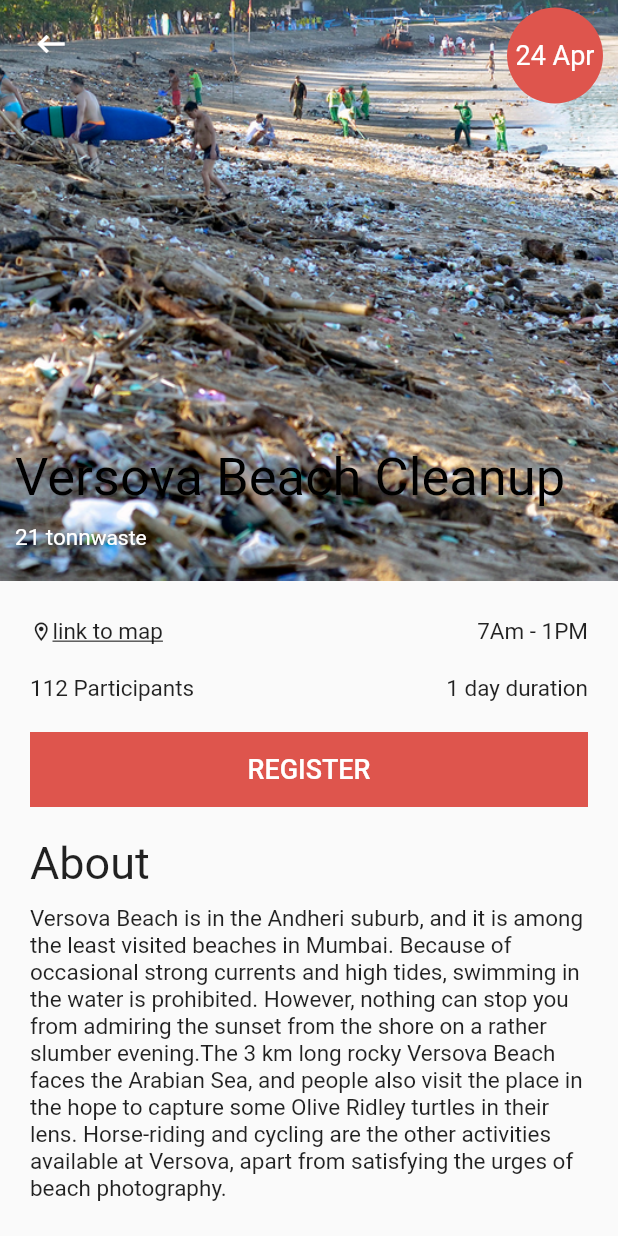
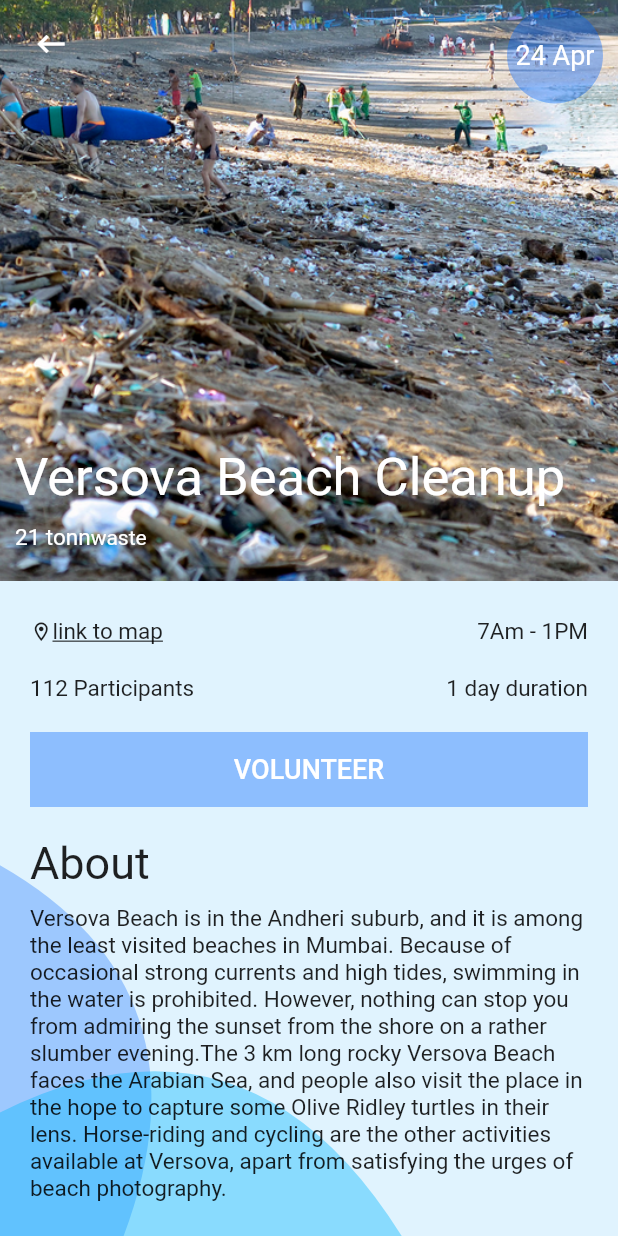
Before and after one commit to alisha-kamat/CleanitApp, a Flutter app: the EventPage screen opened directly, on a phone screen of 412 x 824 dp. Run offline on Flutter 3.47's test engine with Material 2 defaults, Android fonts, the phone set to English and light mode, and no system bars; our stand-ins replace cloud_firestore, file_picker, firebase_auth, firebase_core, firebase_database, firebase_storage and 4 more; accounts and stored records are empty.

```diff
--- a/lib/main.dart
+++ b/lib/main.dart
@@ -7,13 +7,15 @@ import 'package:cleanitapp/services/auth.dart';
 import 'package:cleanitapp/services/Instruction_obj.dart';
 import 'package:cleanitapp/pages/UploadPage.dart';
 import 'package:cleanitapp/pages/HomeScreen.dart';
+import 'package:cleanitapp/pages/EventPage.dart';
+import 'package:cleanitapp/pages/HomeScreen.dart';
 void main() async {
   WidgetsFlutterBinding.ensureInitialized();
   await Firebase.initializeApp();
   runApp(MaterialApp(
   initialRoute: '/',
   routes:<String, WidgetBuilder> {
-    '/':(BuildContext context) => Info(),
+    '/':(BuildContext context) => HomeScreen(),
     '/SignUp':(BuildContext context) => SignUp(),
     '/Maps':(BuildContext context) => Maps(),
     '/UploadPage':(BuildContext context) => UploadPage(),
--- a/lib/pages/EventPage.dart
+++ b/lib/pages/EventPage.dart
@@ -1,3 +1,4 @@
+import 'package:cleanitapp/pages/Info.dart';
 import 'package:flutter/material.dart';
 
 class EventPage extends StatefulWidget {
@@ -9,7 +10,9 @@ class _EventPageState extends State<EventPage> {
   @override
   Widget build(BuildContext context) {
     return Scaffold(
-      body: ListView(
+      body: CustomPaint(
+        painter: BluePainter(),
+        child: ListView(
           children: [
             Container(
               transform: Matrix4.translationValues(0, -25, 0),
@@ -42,7 +45,7 @@ class _EventPageState extends State<EventPage> {
                         ),
                         CircleAvatar(
                           radius: 32,
-                        backgroundColor: Color(0xffde554d),
+                          backgroundColor: Color(0xFF5F0266FF),
                           child: Text(
                             '24 Apr',
                             textAlign: TextAlign.center,
@@ -65,7 +68,7 @@ class _EventPageState extends State<EventPage> {
                         Text(
                           'Versova Beach Cleanup',
                           style: TextStyle(
-                          color: Colors.black,
+                            color: Colors.white,
                             fontSize: 35,
                           ),
                         ),
@@ -148,10 +151,10 @@ class _EventPageState extends State<EventPage> {
                     height: 50,
                     width: MediaQuery.of(context).size.width,
                     child: Material(
-                    color: Color(0xffde554d),
+                      color: Color(0xFF5F0266FF),
                       child: MaterialButton(
                         child: Text(
-                        'REGISTER',
+                          'VOLUNTEER',
                           textAlign: TextAlign.center,
                           style: TextStyle(
                             color: Colors.white,
@@ -182,6 +185,7 @@ class _EventPageState extends State<EventPage> {
             )
           ],
         ),
+      ),
     );
   }
 
--- a/lib/pages/HomeScreen.dart
+++ b/lib/pages/HomeScreen.dart
@@ -10,6 +10,7 @@ import 'package:cleanitapp/models/events_model.dart';
 import 'package:cleanitapp/data/add_event.dart';
 import 'package:cleanitapp/pages/Maps.dart';
 import 'package:cleanitapp/pages/UploadPage.dart';
+import 'package:cleanitapp/pages/EventPage.dart';
 
 class HomeScreen extends StatefulWidget {
   // HomeScreen({required this.app});
@@ -244,6 +245,7 @@ class _HomeScreenState extends State<HomeScreen> {
 
                                 })
                                 );
+
                               }
                               ),
 
@@ -345,6 +347,11 @@ class UpcomingEventTile extends StatelessWidget {
       child: Row(
         children: <Widget>[
           Expanded(
+            child: ElevatedButton(
+              onPressed: (){
+                Navigator.push(context, MaterialPageRoute(builder: (context) => EventPage()));
+
+              },
               child: Container(
                 padding: EdgeInsets.only(left: 16),
                 width: MediaQuery.of(context).size.width - 100,
@@ -379,6 +386,7 @@ class UpcomingEventTile extends StatelessWidget {
                       ],
                     ),
                   ],
+                ),
               ),
             ),
           ),
```
Also changed, not shown: 4 other files. Lines whose indentation alone changed are shown as unchanged.
